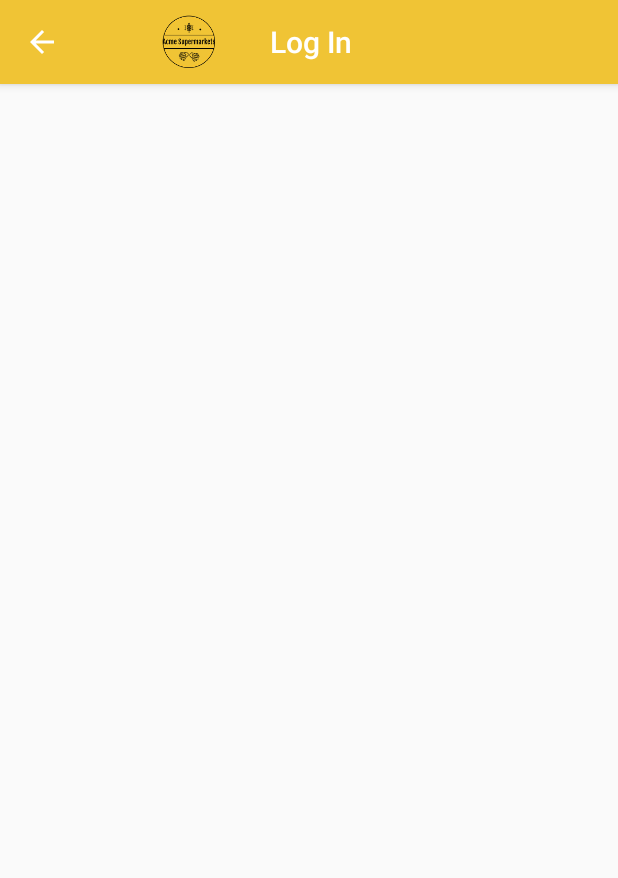
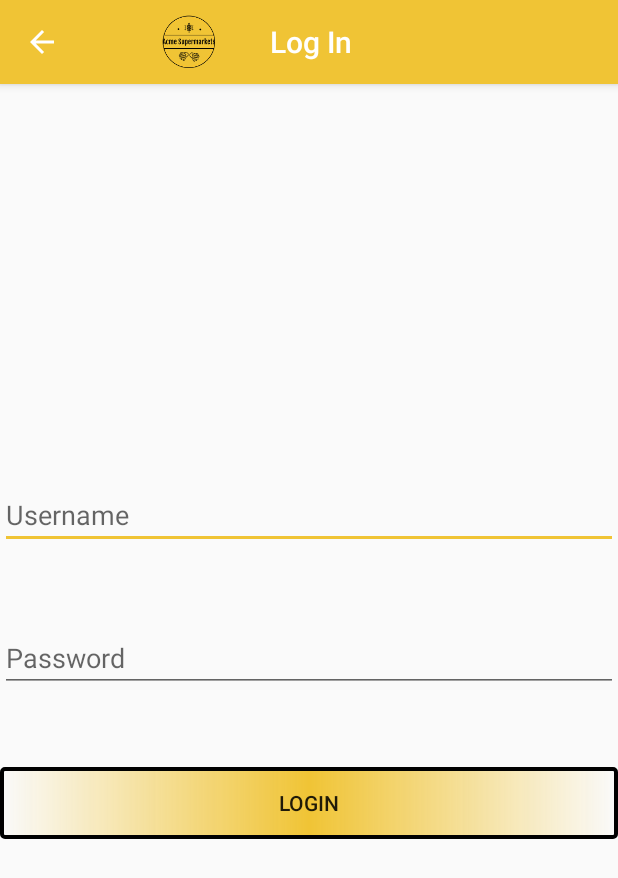
Before and after one commit to francismaria/Supermarket_Android_App, an Android app: the LoginActivity screen opened directly, with no data from a screen before it, on a phone screen of 412 x 824 dp. Shown: the top 878 px of the screen. Run offline under Robolectric (Android 15) with nearby library versions, the phone set to English and light mode, and no system bars.

Commit message:
Add login action to communicate with the server and add style to login page

```diff
--- /dev/null
+++ b/Acme/app/src/main/java/feup/mieic/cmov/acme/connect/LoginAction.java
@@ -0,0 +1,9 @@
+package feup.mieic.cmov.acme.connect;
+
+public class LoginAction implements Runnable {
+
+    @Override
+    public void run(){
+        System.out.println("INVOKEED------------------------------------");
+    }
+}
--- a/Acme/app/src/main/res/layout/activity_login.xml
+++ b/Acme/app/src/main/res/layout/activity_login.xml
@@ -1,9 +1,36 @@
 <?xml version="1.0" encoding="utf-8"?>
-<androidx.constraintlayout.widget.ConstraintLayout xmlns:android="http://schemas.android.com/apk/res/android"
+<LinearLayout xmlns:android="http://schemas.android.com/apk/res/android"
     xmlns:app="http://schemas.android.com/apk/res-auto"
     xmlns:tools="http://schemas.android.com/tools"
     android:layout_width="match_parent"
     android:layout_height="match_parent"
+    android:orientation="vertical"
+    android:gravity="center"
     tools:context=".LoginActivity">
 
-</androidx.constraintlayout.widget.ConstraintLayout>
+    <EditText
+        android:id="@+id/usernameForm"
+        android:layout_width="match_parent"
+        android:layout_height="wrap_content"
+        android:ems="10"
+        android:inputType="textPersonName"
+        android:layout_marginBottom="50dp"
+        android:hint="@string/username" />
+
+    <EditText
+        android:id="@+id/passwordForm"
+        android:layout_width="match_parent"
+        android:layout_height="wrap_content"
+        android:ems="10"
+        android:inputType="textPassword"
+        android:hint="@string/password"
+        android:layout_marginBottom="50dp" />
+
+    <Button
+        android:id="@+id/loginBtn"
+        android:layout_width="match_parent"
+        android:layout_height="wrap_content"
+        android:background="@drawable/button_border_shape"
+        android:text="@string/login" />
+
+</LinearLayout>
--- a/Acme/app/src/main/res/layout/activity_main.xml
+++ b/Acme/app/src/main/res/layout/activity_main.xml
@@ -38,7 +38,7 @@
             android:layout_marginBottom="50dp"
             android:background="@drawable/button_border_shape"
             android:fontFamily="sans-serif"
-            android:text="@string/login_str"
+            android:text="@string/login"
             android:textColor="@color/black"
             android:onClick="showLoginActivity"
             />
@@ -50,7 +50,7 @@
             android:layout_height="wrap_content"
             android:background="@drawable/button_border_shape"
             android:fontFamily="sans-serif"
-            android:text="@string/register_str"
+            android:text="@string/register"
             android:textColor="@color/black"
             android:onClick="showRegisterActivity"
             />
--- a/Acme/app/src/main/res/values/strings.xml
+++ b/Acme/app/src/main/res/values/strings.xml
@@ -1,7 +1,9 @@
 <resources>
     <string name="app_name">Acme</string>
-    <string name="login_str">Login</string>
-    <string name="register_str">Register</string>
+    <string name="login">Login</string>
+    <string name="register">Register</string>
+    <string name="username">Username</string>
+    <string name="password">Password</string>
     <string name="logo_descrp">Brand Logo Icon</string>
     <string name="title_activity_register">RegisterActivity</string>
 </resources>
```
